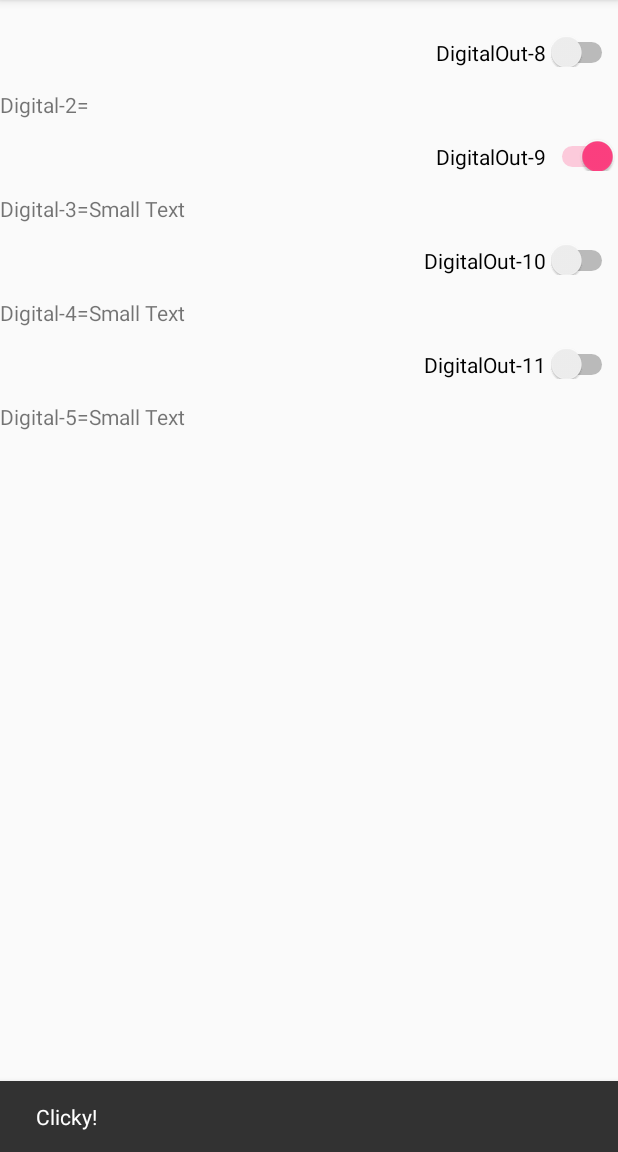
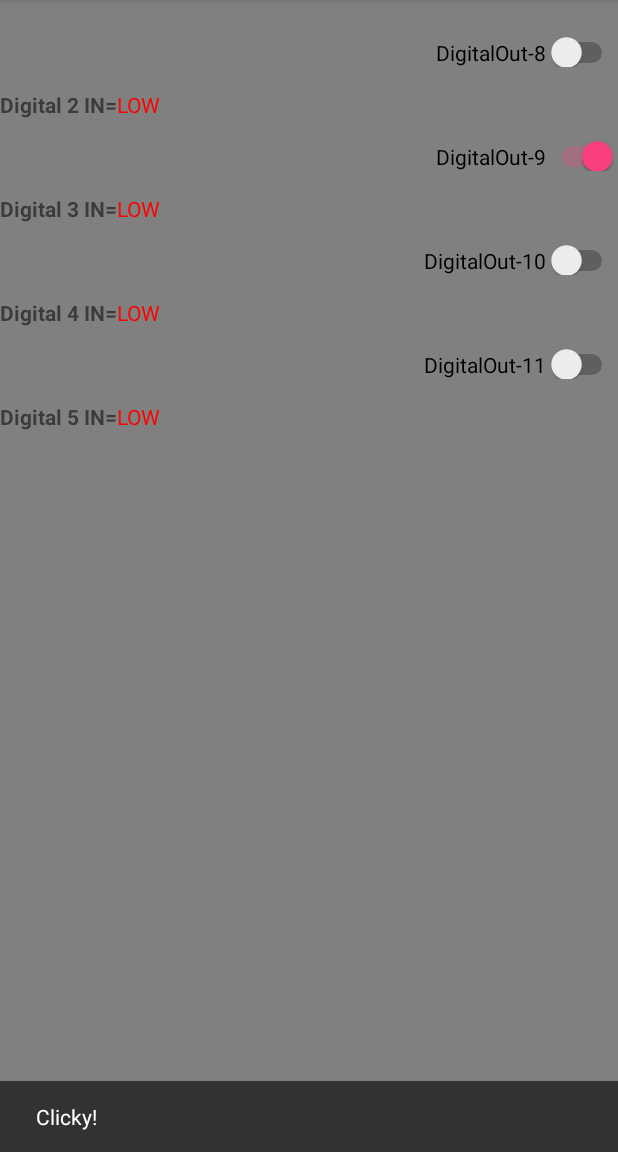
Before and after one commit to Zepp3546/ArduinoBt, an Android app: the screen it shows after launch (MainActivity), after a tap on "DigitalOut-9", on a phone screen of 412 x 824 dp, the part 84-1236 px from its top. Run offline under Robolectric (Android 15) with nearby library versions, the phone set to English and light mode, and no system bars.

Commit message:
color edits

```diff
--- a/app/src/main/res/layout-v14/activity_main.xml
+++ b/app/src/main/res/layout-v14/activity_main.xml
@@ -5,7 +5,7 @@
     android:layout_height="match_parent"
 
     tools:context="com.arduinobt.MainActivity"
-    >
+    android:background="#808080">
 
 
     <Switch
@@ -21,8 +21,7 @@
         android:checked="false"
         android:showText="false"
         android:textOn="@string/high"
-        android:textOff="@string/low"
-        android:textColorLink="#67df6f" />
+        android:textOff="@string/low" />
 
     <Switch
     android:layout_width="wrap_content"
@@ -33,6 +32,9 @@
     android:layout_alignParentRight="true"
     android:layout_alignParentEnd="true"
         android:paddingTop="50dp"
+        android:textOn="@string/high"
+        android:textOff="@string/low"
+
         android:onClick="clickAtThing"/>
 
 
@@ -45,6 +47,8 @@
         android:layout_alignParentRight="true"
         android:layout_alignParentEnd="true"
         android:paddingTop="50dp"
+        android:textOn="@string/high"
+        android:textOff="@string/low"
         />
 
 
@@ -56,7 +60,9 @@
         android:layout_below="@+id/switch10"
         android:layout_alignParentRight="true"
         android:layout_alignParentEnd="true"
-        android:paddingTop="50dp"/>
+        android:paddingTop="50dp"
+        android:textOn="@string/high"
+        android:textOff="@string/low" />
 
     <TextView
         android:layout_width="wrap_content"
@@ -66,7 +72,10 @@
         android:layout_alignParentTop="true"
         android:layout_alignParentLeft="true"
         android:layout_alignParentStart="true"
-        android:paddingTop="60dp"/>
+        android:paddingTop="60dp"
+        android:enabled="true"
+        android:textStyle="bold"
+         />
 
     <TextView
         android:layout_width="wrap_content"
@@ -76,7 +85,8 @@
         android:paddingTop="50dp"
         android:layout_below="@+id/textView5"
         android:layout_alignParentLeft="true"
-        android:layout_alignParentStart="true" />
+        android:layout_alignParentStart="true"
+        android:textStyle="bold" />
 
     <TextView
         android:layout_width="wrap_content"
@@ -86,7 +96,9 @@
         android:layout_below="@+id/textView6"
         android:layout_alignParentLeft="true"
         android:layout_alignParentStart="true"
-        android:paddingTop="50dp"/>
+        android:paddingTop="50dp"
+        android:elegantTextHeight="false"
+        android:textStyle="bold" />
 
     <TextView
         android:layout_width="wrap_content"
@@ -96,18 +108,19 @@
         android:layout_below="@+id/textView7"
         android:layout_alignParentLeft="true"
         android:layout_alignParentStart="true"
-        android:paddingTop="50dp"/>
+        android:paddingTop="50dp"
+        android:textStyle="bold" />
 
     <Button
         android:layout_width="wrap_content"
         android:layout_height="wrap_content"
         android:text="@string/daBtn"
         android:id="@+id/button"
-        android:layout_alignParentBottom="true"
-        android:layout_centerHorizontal="true"
         android:onClick="goToAnalog"
         android:longClickable="true"
-        />
+        android:layout_centerHorizontal="true"
+        android:layout_alignParentBottom="true"
+         />
 
     <ImageView
         android:layout_width="wrap_content"
@@ -123,42 +136,56 @@
     <TextView
         android:layout_width="wrap_content"
         android:layout_height="wrap_content"
-        android:text=""
+        android:text="@string/low"
         android:id="@+id/textView"
         android:layout_alignTop="@+id/textView5"
         android:layout_toRightOf="@+id/textView5"
         android:layout_toEndOf="@+id/textView5"
         android:paddingTop="60dp"
-         />
+        android:textColor="#ff0000" />
 
     <TextView
         android:layout_width="wrap_content"
         android:layout_height="wrap_content"
-        android:text="Small Text"
+        android:text="@string/low"
         android:id="@+id/textView2"
         android:layout_below="@+id/switch8"
         android:layout_alignTop="@id/textView6"
         android:layout_toRightOf="@id/textView6"
         android:paddingTop="50dp"
-         />
+        android:layout_toEndOf="@id/textView6"
+        android:textColor="#ff0000" />
 
     <TextView
         android:layout_width="wrap_content"
         android:layout_height="wrap_content"
-        android:text="Small Text"
+        android:text="@string/low"
         android:id="@+id/textView3"
         android:layout_alignTop="@+id/textView7"
         android:layout_toRightOf="@+id/textView7"
         android:layout_toEndOf="@+id/textView7"
-        android:paddingTop="50dp"/>
+        android:paddingTop="50dp"
+        android:textColor="#ff0000" />
 
     <TextView
         android:layout_width="wrap_content"
         android:layout_height="wrap_content"
-        android:text="Small Text"
+        android:text="@string/low"
         android:id="@+id/textView4"
         android:layout_alignTop="@+id/textView8"
         android:layout_toRightOf="@+id/textView8"
         android:layout_toEndOf="@+id/textView8"
-        android:paddingTop="50dp"/>
+        android:paddingTop="50dp"
+        android:textColor="#ff0000" />
+
+    <Button
+        style="?android:attr/buttonStyleSmall"
+        android:layout_width="wrap_content"
+        android:layout_height="wrap_content"
+        android:text="@string/pair"
+        android:id="@+id/button2"
+        android:layout_alignParentBottom="true"
+        android:layout_alignParentLeft="true"
+        android:layout_alignParentStart="true"
+        android:textColor="#13e604" />
 </RelativeLayout>
--- a/app/src/main/res/values/strings.xml
+++ b/app/src/main/res/values/strings.xml
@@ -4,13 +4,14 @@
     <string name="dsw9">DigitalOut-9</string>
     <string name="dsw10">DigitalOut-10</string>
     <string name="dsw11">DigitalOut-11</string>
-    <string name="textView5">Digital-2=</string>
-    <string name="textView6">Digital-3=</string>
-    <string name="textView7">Digital-4=</string>
-    <string name="textView8">Digital-5=</string>
-    <string name="daBtn">Goto Analog I/O</string>
+    <string name="textView5">Digital 2 IN=</string>
+    <string name="textView6">Digital 3 IN=</string>
+    <string name="textView7">Digital 4 IN=</string>
+    <string name="textView8">Digital 5 IN=</string>
+    <string name="daBtn">Analog I/O</string>
     <string name="title_activity_analog_display">AnalogDisplayActivity</string>
     <string name="tiger">tiger</string>
-    <string name="low">Low</string>
-    <string name="high">High</string>
+    <string name="low">LOW</string>
+    <string name="high">HIGH</string>
+    <string name="pair">Pair</string>
 </resources>
```
Also changed, not shown: app/src/main/java/com/arduinobt/Connection.java (added, +76 -0 lines), app/src/main/java/com/arduinobt/MainActivity.java (+13 -7 lines).
